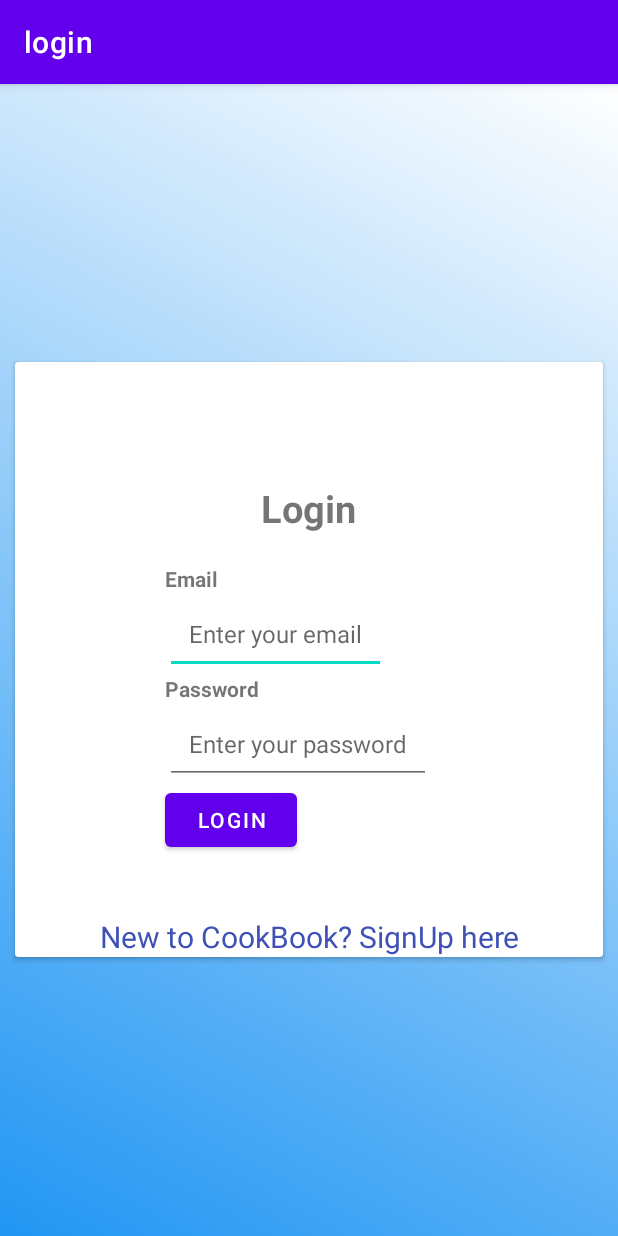
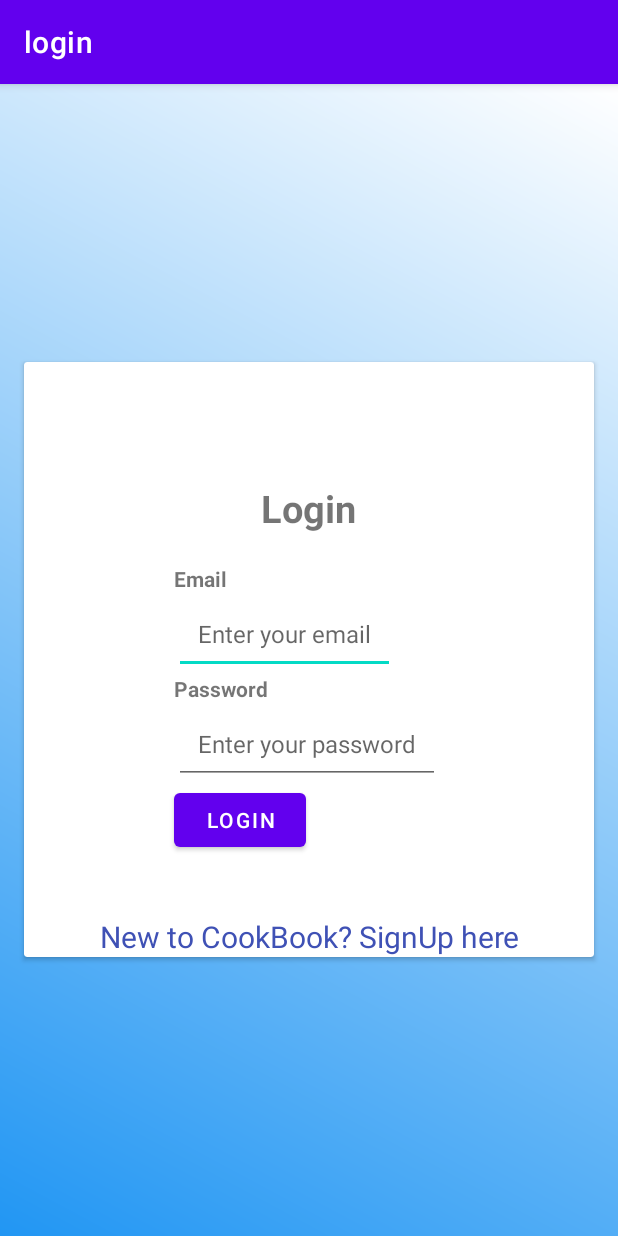
Before and after one commit to chinmayyadav/CookBook, an Android app: the screen it shows after launch (LoginActivity), on a phone screen of 412 x 824 dp. Run offline under Robolectric (Android 15) with nearby library versions, the light colour scheme and no system bars; our stand-ins replace Firebase (no records; nobody signed in at launch, a user with empty details on screens opened directly), Picasso, navigation-ui; pictures from the network do not load.

Commit message:
Changes pushed

```diff
--- a/app/src/main/java/com/example/cookbook/models/FirebaseRecipe.kt
+++ b/app/src/main/java/com/example/cookbook/models/FirebaseRecipe.kt
@@ -11,4 +11,6 @@
     @SerializedName("youtubeLink") var youtubeLink: String? = null,
     @SerializedName("username") var username: String? = null,
     @SerializedName("cuisineType") var cuisineType: String? = null,
-) : Serializable
+    @SerializedName("type") var type: String? = null,
+
+    ) : Serializable
--- a/app/src/main/java/com/example/cookbook/ui/Categories/CategoriesFragment.kt
+++ b/app/src/main/java/com/example/cookbook/ui/Categories/CategoriesFragment.kt
@@ -77,9 +77,9 @@
 
 
         val textView: TextView = binding.textDashboard
-        dashboardViewModel.text.observe(viewLifecycleOwner) {
-            textView.text = it
-        }
+//        dashboardViewModel.text.observe(viewLifecycleOwner) {
+//            textView.text = it
+//        }
         val categories = listOf(
             Category("1", "BreakFast"),
             Category("2", "Vegetarian"),
--- a/app/src/main/java/com/example/cookbook/ui/Categories/DashboardViewModel.kt
+++ b/app/src/main/java/com/example/cookbook/ui/Categories/DashboardViewModel.kt
@@ -45,5 +45,5 @@
 //            }
 //    }
 
-    val text: LiveData<String> = _text
+//    val text: LiveData<String> = _text
 }
--- /dev/null
+++ b/app/src/main/res/drawable/rounded_corners.xml
@@ -0,0 +1,5 @@
+<!-- res/drawable/rounded_corners.xml -->
+<shape xmlns:android="http://schemas.android.com/apk/res/android">
+    <solid android:color="#FFFFFF" />  <!-- Set background color to white -->
+    <corners android:radius="16dp" />  <!-- Set rounded corners -->
+</shape>
--- a/app/src/main/res/layout/activity_login.xml
+++ b/app/src/main/res/layout/activity_login.xml
@@ -72,11 +72,10 @@
         android:layout_width="match_parent"
         android:layout_height="wrap_content"
         android:layout_centerInParent="true"
-        android:layout_margin="10dp"
-        android:background="#FFFFFF"
-
+        android:layout_margin="16dp"
+        android:background="@drawable/rounded_corners"
         android:elevation="8dp"
-        android:padding="8dp">
+        android:padding="16dp">
 
         <LinearLayout xmlns:android="http://schemas.android.com/apk/res/android"
             android:orientation="vertical"
--- a/app/src/main/res/layout/activity_signup.xml
+++ b/app/src/main/res/layout/activity_signup.xml
@@ -1,7 +1,8 @@
 <?xml version="1.0" encoding="utf-8"?>
 <LinearLayout xmlns:android="http://schemas.android.com/apk/res/android"
     android:orientation="vertical" android:layout_width="match_parent"
-    android:layout_height="match_parent">
+    android:layout_height="match_parent"
+    android:background="@drawable/gradient_background">
     <TextView
         android:id="@+id/signuppage"
         android:layout_width="wrap_content"
--- a/app/src/main/res/layout/fragment_add_recipe.xml
+++ b/app/src/main/res/layout/fragment_add_recipe.xml
@@ -4,7 +4,8 @@
     xmlns:tools="http://schemas.android.com/tools"
     android:layout_width="match_parent"
     android:layout_height="match_parent"
-    tools:context=".ui.AddRecipe.AddRecipe">
+    tools:context=".ui.AddRecipe.AddRecipe"
+    android:background="@android:color/white">
 <FrameLayout
     android:layout_width="match_parent"
     android:layout_height="wrap_content"
```
Also changed, not shown: app/src/main/java/com/example/cookbook/MainActivity.kt (+62 -21 lines).
